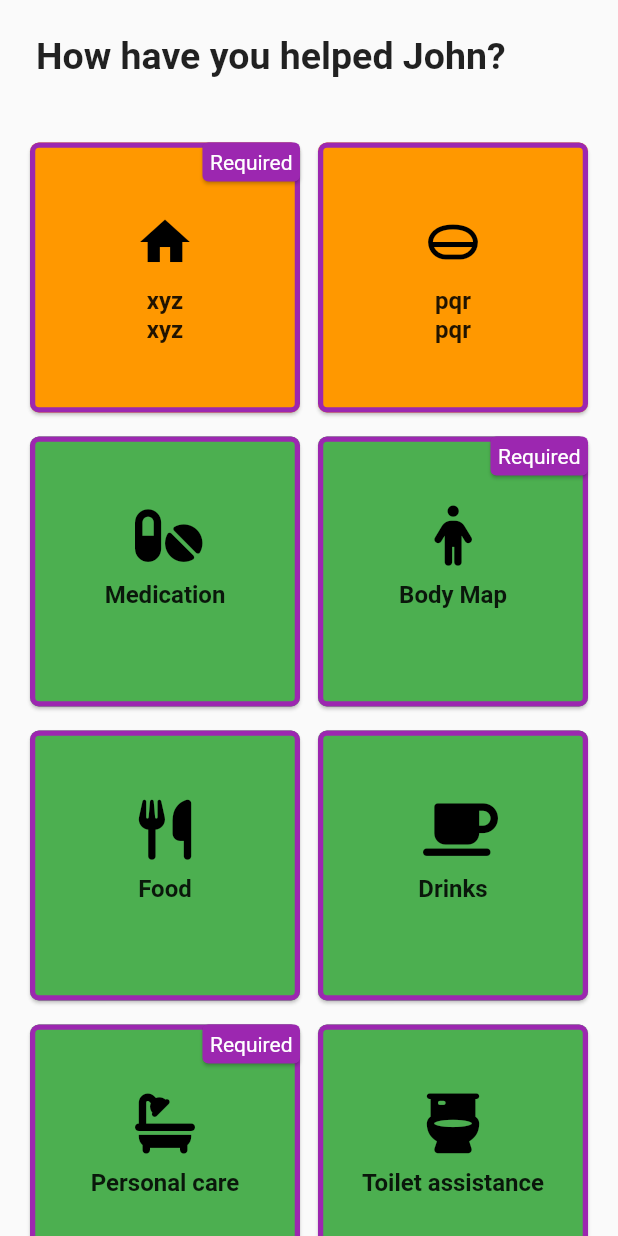
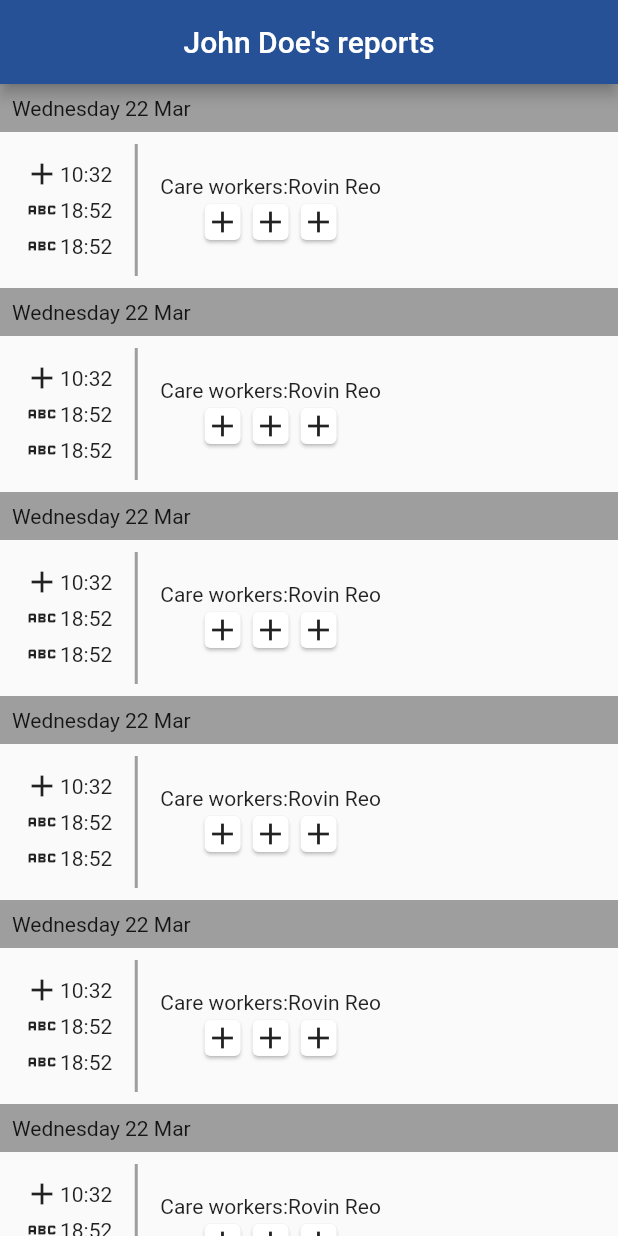
Before and after one commit to Sujithraj22/domiciliary_care, a Flutter app: the screen it shows after launch, on a phone screen of 412 x 824 dp. Run offline on Flutter 3.47's test engine with Material 2 defaults, Android fonts, the phone set to English and light mode, and no system bars; our stand-ins replace font_awesome_flutter; Roboto replaces fonts that are missing (Poppins).

Commit message:
patient report

```diff
--- a/lib/main.dart
+++ b/lib/main.dart
@@ -1,4 +1,5 @@
 import 'package:domiciliary_care/constants/color.dart';
+import 'package:domiciliary_care/screens/patientreport.dart';
 //import 'package:domiciliary_care/screens/home_screen.dart';
 //import 'package:domiciliary_care/screens/response_screen.dart';
 import 'package:domiciliary_care/screens/visiting_screen.dart';
@@ -29,9 +30,9 @@ class _MyAppState extends State<MyApp> {
     return MaterialApp(
 
       debugShowCheckedModeBanner: false,
-      theme: ThemeData(fontFamily: 'Poppins', primarySwatch: Colors.blue),
+      theme: ThemeData(fontFamily: 'Poppins', primaryColor: themeColor),
       // color to change 265197
-      home: VisitingScreen(),
+      home:ReportPage(),
     );
   }
 }
--- /dev/null
+++ b/lib/screens/patientreport.dart
@@ -0,0 +1,100 @@
+import 'package:domiciliary_care/constants/color.dart';
+import 'package:flutter/material.dart';
+
+class ReportPage extends StatefulWidget {
+  const ReportPage({Key? key}) : super(key: key);
+
+  @override
+  State<ReportPage> createState() => _ReportPageState();
+}
+
+class _ReportPageState extends State<ReportPage> {
+  //Date
+  @override
+  Widget build(BuildContext context) {
+    return Scaffold(
+      appBar: AppBar(
+        backgroundColor: themeColor,
+        title: const Center(child: Text('John Doe\'s reports')),
+      ),
+      body: ListView.builder(
+          itemCount: 7,
+          itemBuilder: (context, index) {
+            return Column(
+              crossAxisAlignment: CrossAxisAlignment.stretch,
+              children: [
+                Container(
+                    color: Colors.grey,
+                    child: Padding(
+                      padding: const EdgeInsets.all(8.0),
+                      child: Text('Wednesday 22 Mar'),
+                    )),
+                IntrinsicHeight(
+                  child: Container(
+                    padding: EdgeInsets.all(8),
+                    child: Row(
+                      children: [
+                        Container(
+                          padding: EdgeInsets.all(8),
+                          child: Column(
+                            children: [
+                              Row(
+                                children: [
+                                  Icon(Icons.add),
+                                  Text('10:32'),
+                                ],
+                              ),
+                              Row(
+                                children: [
+                                  Icon(Icons.abc),
+                                  Text('18:52'),
+                                ],
+                              ),
+                              Row(
+                                children: [
+                                  Icon(Icons.abc),
+                                  Text('18:52'),
+                                ],
+                              ),
+                            ],
+                          ),
+                        ),
+                        VerticalDivider(thickness: 2, color: Colors.grey),
+                        Container(
+                          padding: EdgeInsets.all(8),
+                          child: Column(
+                            mainAxisAlignment: MainAxisAlignment.center,
+                            children: [
+                              Row(
+                                children: [
+                                  Text('Care workers:'),
+                                  Text('Rovin Reo')
+                                ],
+                              ),
+                              Row(
+                                mainAxisAlignment: MainAxisAlignment.start,
+                                children: [
+                                  Card(
+                                    child: Icon(Icons.add),
+                                  ),
+                                  Card(
+                                    child: Icon(Icons.add),
+                                  ),
+                                  Card(
+                                    child: Icon(Icons.add),
+                                  ),
+                                ],
+                              ),
+                            ],
+                          ),
+                        ),
+                      ],
+                    ),
+                  ),
+                ),
+              ],
+            );
+          }),
+    );
+  }
+}
--- a/lib/screens/visiting_screen.dart
+++ b/lib/screens/visiting_screen.dart
@@ -1,3 +1,4 @@
+import 'package:domiciliary_care/screens/patientreport.dart';
 import 'package:domiciliary_care/screens/response_screen.dart';
 import 'package:flutter/material.dart';
 import 'package:font_awesome_flutter/font_awesome_flutter.dart';
@@ -419,7 +420,9 @@ class _VisitingScreenState extends State<VisitingScreen> {
                       borderRadius: BorderRadius.circular(25),
                     ),
                   ),
-                  onPressed: () {},
+                  onPressed: () async{
+                    Navigator.of(context).push(MaterialPageRoute(builder: (context) => ReportPage()));
+                  },
                   child: Text('Check out'),
                 ),
               ],
```
